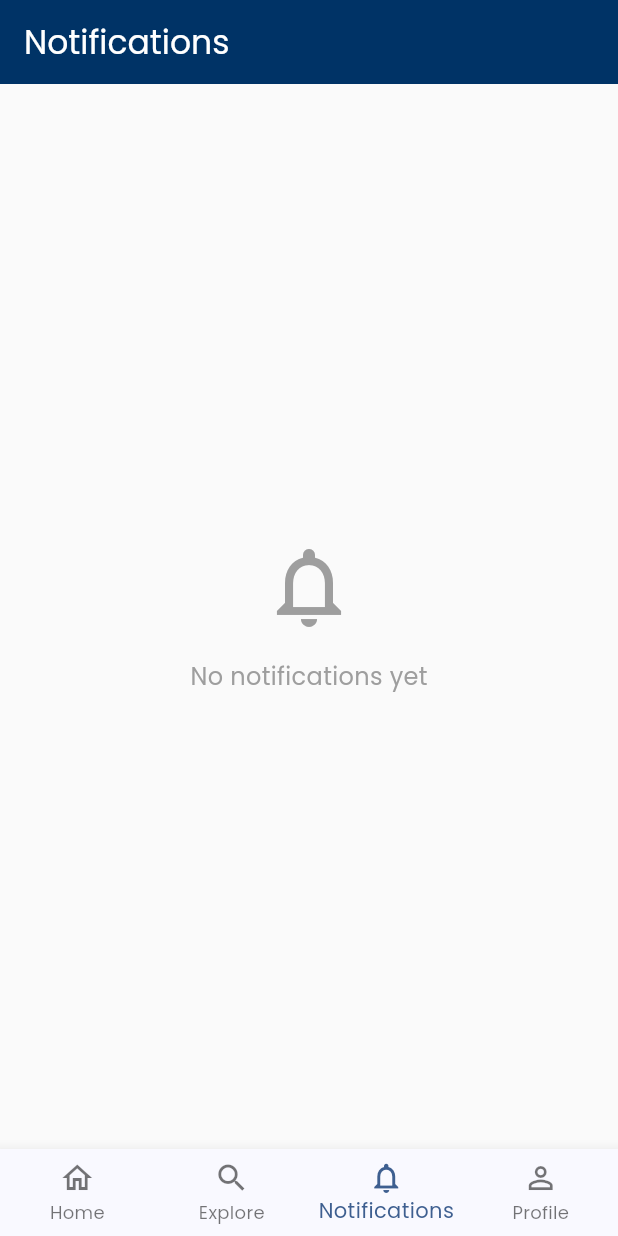
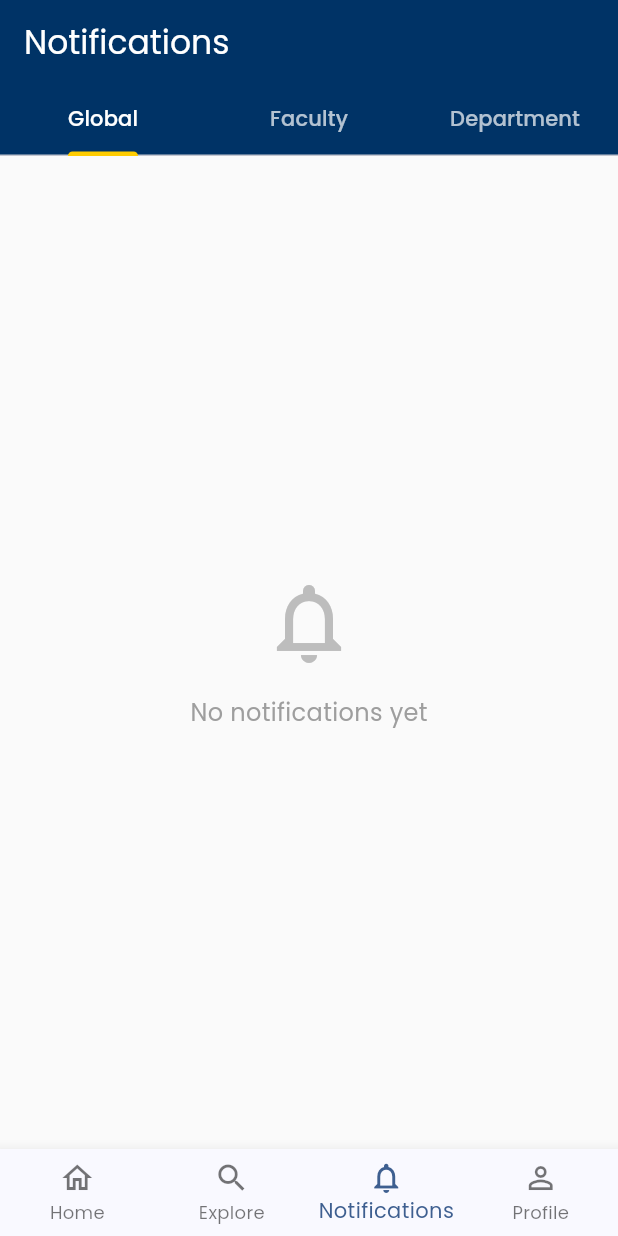
Before and after one commit to Silvermax12/run-campus-connect, a Flutter app: the NotificationsScreen screen opened by its route, on a phone screen of 412 x 824 dp. Run offline on Flutter 3.47's test engine with Material 3 defaults, Android fonts, the phone set to English and light mode, and no system bars; our stand-ins replace cached_network_image, cloud_firestore, firebase_auth, firebase_core, flutter_riverpod, go_router and 5 more; accounts and stored records are empty; generated files the repository leaves out were written again.

Commit message:
update notifications_screen.dart

```diff
--- a/lib/features/notifications/presentation/notifications_screen.dart
+++ b/lib/features/notifications/presentation/notifications_screen.dart
@@ -1,22 +1,41 @@
 import 'package:cached_network_image/cached_network_image.dart';
 import 'package:flutter/material.dart';
 import 'package:flutter_riverpod/flutter_riverpod.dart';
-import 'package:go_router/go_router.dart';
 
 import '../../../core/providers/firebase_providers.dart';
-import '../../profile/data/friend_repository.dart';
-import '../../profile/presentation/user_profile_screen.dart';
+import '../../profile/data/profile_repository.dart';
 import '../data/notifications_provider.dart';
 import '../domain/notification.dart' as domain;
 
-class NotificationsScreen extends ConsumerWidget {
+class NotificationsScreen extends ConsumerStatefulWidget {
   const NotificationsScreen({super.key});
 
   static const routeName = 'notifications';
   static const routePath = '/notifications';
 
   @override
-  Widget build(BuildContext context, WidgetRef ref) {
+  ConsumerState<NotificationsScreen> createState() =>
+      _NotificationsScreenState();
+}
+
+class _NotificationsScreenState extends ConsumerState<NotificationsScreen>
+    with SingleTickerProviderStateMixin {
+  late final TabController _tabController;
+
+  @override
+  void initState() {
+    super.initState();
+    _tabController = TabController(length: 3, vsync: this);
+  }
+
+  @override
+  void dispose() {
+    _tabController.dispose();
+    super.dispose();
+  }
+
+  @override
+  Widget build(BuildContext context) {
     final myUid = ref.watch(firebaseAuthProvider).currentUser?.uid;
 
     if (myUid == null) {
@@ -25,30 +44,59 @@ class NotificationsScreen extends ConsumerWidget {
       );
     }
 
-    final notificationsStream = ref.watch(notificationsProvider(myUid));
-
     return Scaffold(
       appBar: AppBar(
         title: const Text('Notifications'),
+        bottom: TabBar(
+          controller: _tabController,
+          tabs: const [
+            Tab(text: 'Global'),
+            Tab(text: 'Faculty'),
+            Tab(text: 'Department'),
+          ],
         ),
-      body: notificationsStream.when(
+      ),
+      body: TabBarView(
+        controller: _tabController,
+        children: [
+          _NotificationTab(uid: myUid, category: 'global'),
+          _NotificationTab(uid: myUid, category: 'faculty'),
+          _NotificationTab(uid: myUid, category: 'department'),
+        ],
+      ),
+    );
+  }
+}
+
+class _NotificationTab extends ConsumerWidget {
+  const _NotificationTab({required this.uid, required this.category});
+
+  final String uid;
+  final String category;
+
+  @override
+  Widget build(BuildContext context, WidgetRef ref) {
+    final notificationsAsync = ref.watch(
+      filteredNotificationsProvider((uid: uid, category: category)),
+    );
+
+    return notificationsAsync.when(
       data: (notifications) {
         if (notifications.isEmpty) {
-            return const Center(
+          return Center(
             child: Column(
               mainAxisAlignment: MainAxisAlignment.center,
               children: [
-                  Icon(Icons.notifications_none, size: 64, color: Colors.grey),
-                  SizedBox(height: 16),
+                Icon(Icons.notifications_none, size: 64, color: Colors.grey[400]),
+                const SizedBox(height: 16),
                 Text(
                   'No notifications yet',
-                    style: TextStyle(fontSize: 16, color: Colors.grey),
+                  style: TextStyle(fontSize: 16, color: Colors.grey[500]),
                 ),
               ],
             ),
           );
         }
-
         return ListView.separated(
           itemCount: notifications.length,
           separatorBuilder: (_, __) => const Divider(height: 1),
@@ -60,7 +108,6 @@ class NotificationsScreen extends ConsumerWidget {
       },
       loading: () => const Center(child: CircularProgressIndicator()),
       error: (err, _) => Center(child: Text('Error: $err')),
-      ),
     );
   }
 }
@@ -75,7 +122,8 @@ class _NotificationTile extends ConsumerWidget {
     final theme = Theme.of(context);
 
     return ListTile(
-      tileColor: notification.isRead ? null : theme.primaryColor.withOpacity(0.1),
+      tileColor:
+          notification.isRead ? null : theme.primaryColor.withValues(alpha: 0.1),
       leading: CircleAvatar(
         backgroundImage: notification.senderPic.isNotEmpty
             ? CachedNetworkImageProvider(notification.senderPic)
@@ -105,12 +153,9 @@ class _NotificationTile extends ConsumerWidget {
       onTap: () {
         // Mark as read
         if (!notification.isRead) {
-          ref.read(friendRepositoryProvider).markNotificationAsRead(notification.id);
-        }
-
-        // Navigate based on type
-        if (notification.type == 'friend_request' && notification.referenceId != null) {
-          context.push(UserProfileScreen.routePath(notification.referenceId!));
+          ref
+              .read(profileRepositoryProvider)
+              .markNotificationAsRead(notification.id);
         }
       },
     );
```
Lines whose indentation alone changed are shown as unchanged.
